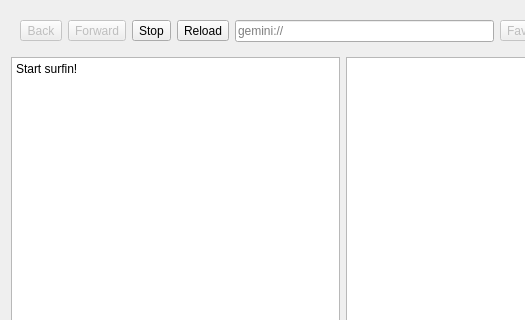
First picture: the form in src/browsertab.ui, repository ikskuh/kristall, before the edit; both pictures show x 0 to 525 and y 0 to 320 of the 692 by 404 pixel window.
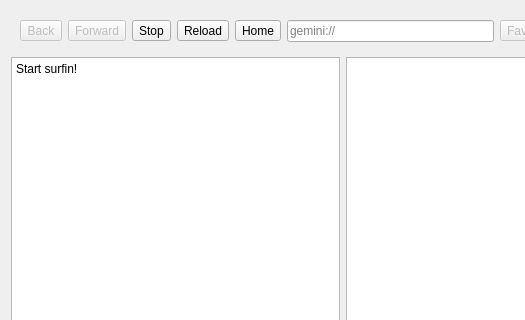
Second picture: the form after the edit. Icons and pictures are not drawn. Custom widgets are drawn as their Qt base class.

Commit message:
Add optional 'home' button to browser toolbar.
Can be disable in settings

Patch:
```diff
--- a/src/browsertab.ui
+++ b/src/browsertab.ui
@@ -95,6 +95,22 @@
        </property>
       </widget>
      </item>
+     <item>
+      <widget class="QToolButton" name="home_button">
+       <property name="enabled">
+        <bool>true</bool>
+       </property>
+       <property name="toolTip">
+        <string>Kristall Home Page</string>
+       </property>
+       <property name="text">
+        <string>Home</string>
+       </property>
+       <property name="icon">
+        <iconset theme="go-home"/>
+       </property>
+      </widget>
+     </item>
      <item>
       <widget class="SearchBar" name="url_bar">
        <property name="placeholderText">
```
The commit also changes 6 other files.
